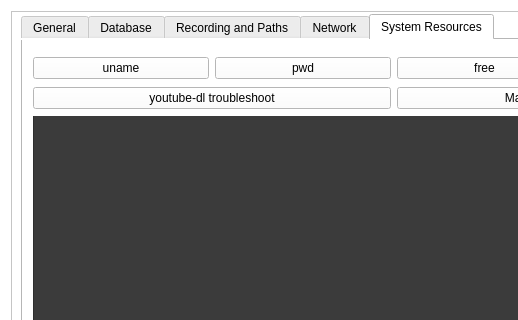
The window that src/optionsdialog.ui (netpack/XFB) describes before a commit, drawn with Qt 5; both pictures show x 0 to 518 and y 0 to 320 of the 789 by 406 pixel window.
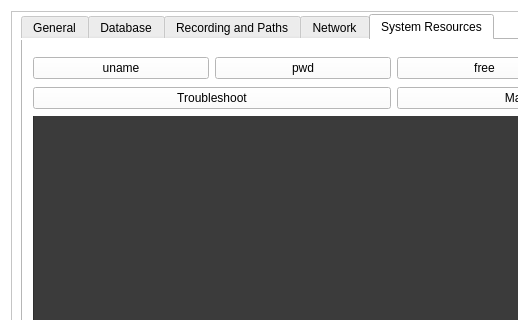
The same window after the commit. The open tabs and pages were chosen to show the change. Icons and pictures are not drawn.

Patch:
```diff
--- a/src/optionsdialog.ui
+++ b/src/optionsdialog.ui
@@ -784,7 +784,7 @@
            <item>
             <widget class="QPushButton" name="bt_update_youtubedl">
              <property name="text">
-              <string>youtube-dl troubleshoot</string>
+              <string>Troubleshoot</string>
              </property>
             </widget>
            </item>
```
Left out of the diff: 4 changed lines with no effect on the pictures.
